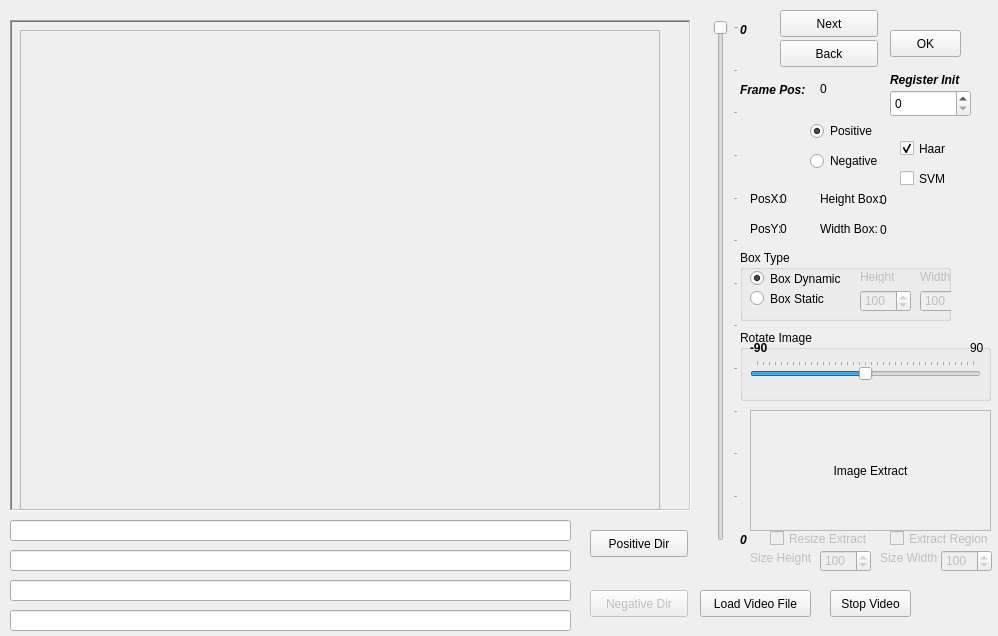
Above: mainwindow.ui from animecomico/gui-training-opencv before the change. Below: the same form after it.
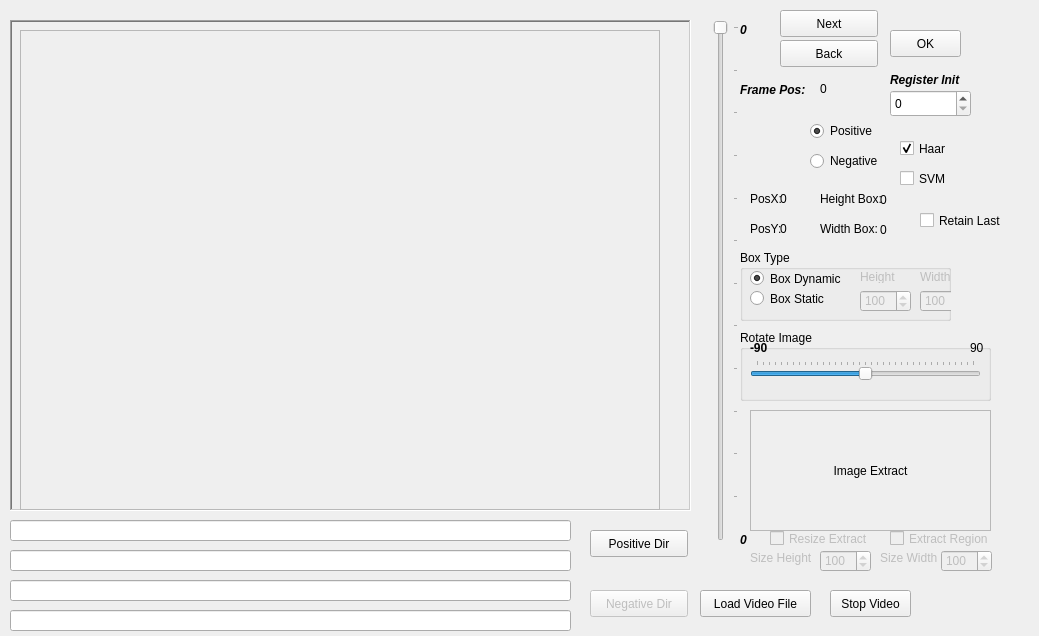
That is the form after the change.

Commit message: -Se anade un nuevo checkbox para selecionar  ultima region de trabajo

```diff
--- a/mainwindow.ui
+++ b/mainwindow.ui
@@ -6,7 +6,7 @@
    <rect>
     <x>0</x>
     <y>0</y>
-    <width>998</width>
+    <width>1039</width>
     <height>636</height>
    </rect>
   </property>
@@ -892,6 +892,19 @@
      <string>Extract Region</string>
     </property>
    </widget>
+   <widget class="QCheckBox" name="checkBoxRetainLast">
+    <property name="geometry">
+     <rect>
+      <x>920</x>
+      <y>210</y>
+      <width>91</width>
+      <height>21</height>
+     </rect>
+    </property>
+    <property name="text">
+     <string>Retain Last</string>
+    </property>
+   </widget>
   </widget>
  </widget>
  <layoutdefault spacing="6" margin="11"/>
```
Left out of the diff: 2 changed lines with no effect on the pictures. The commit also changes 1 other file.
